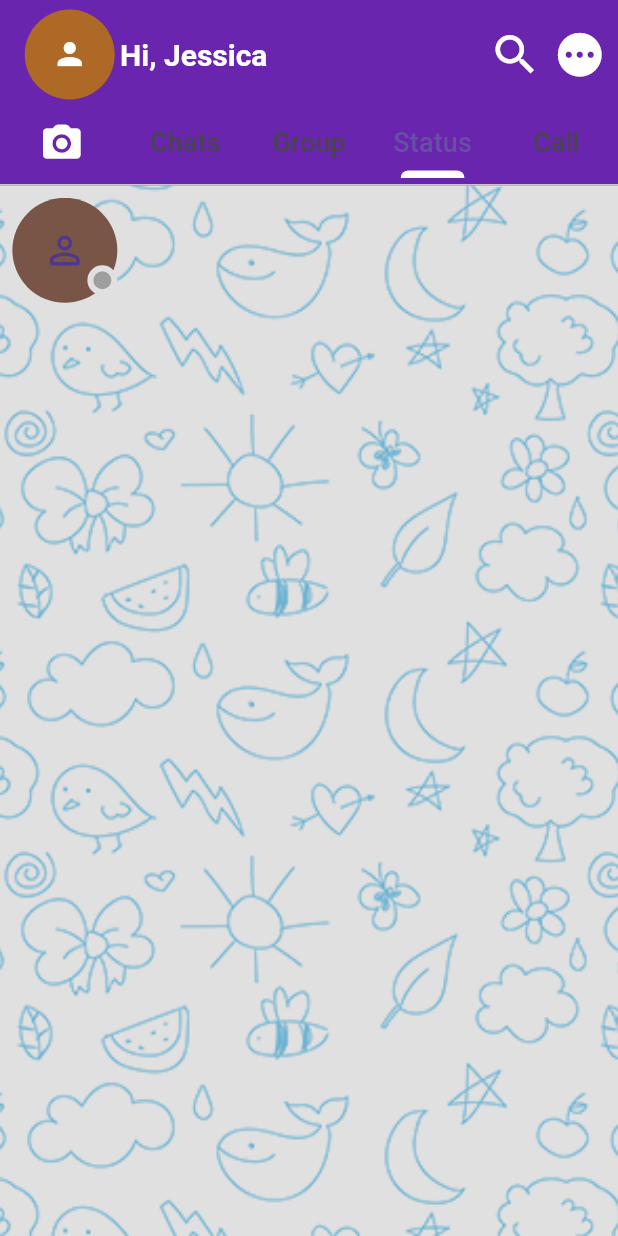
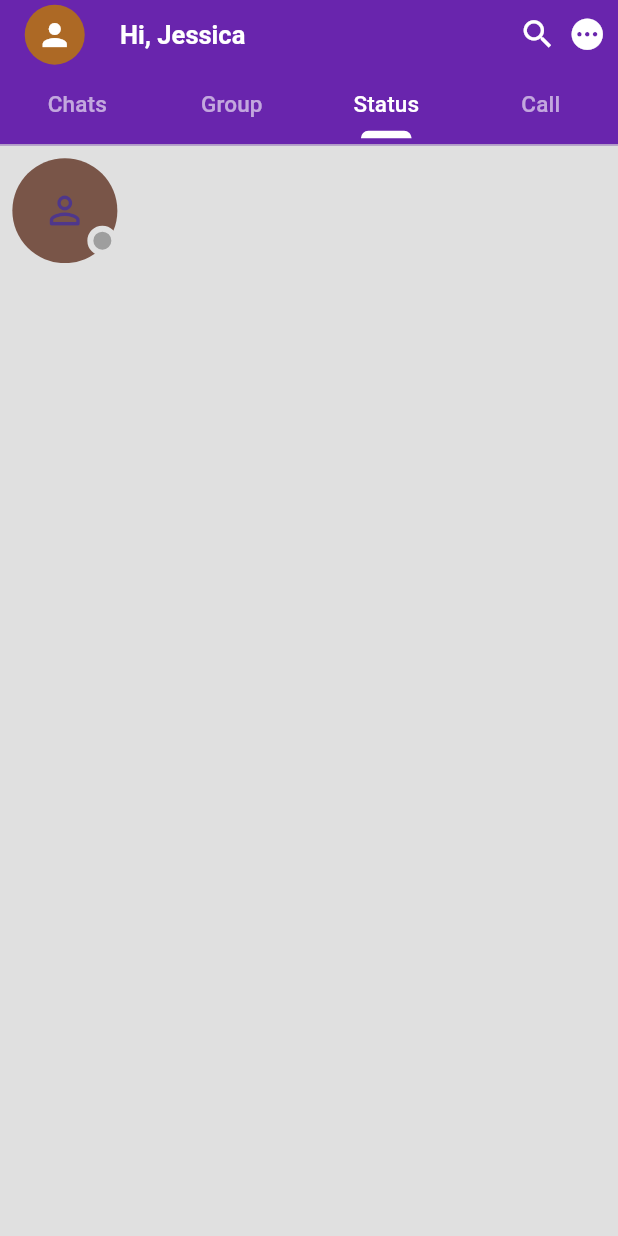
Before and after one commit to yellow-Flickr/Transmyt, a Flutter app: the screen it shows after launch, tab 3 chosen, on a phone screen of 412 x 824 dp. Run offline on Flutter 3.47's test engine with Material 3 defaults, Android fonts, the phone set to English and light mode, and no system bars; our stand-ins replace google_fonts, sizer; network calls fail.

Commit message:
Upgrade and Refactor

```diff
--- a/lib/Screens/dashboard.dart
+++ b/lib/Screens/dashboard.dart
@@ -1,6 +1,7 @@
 // ignore_for_file: prefer_const_constructors, prefer_const_literals_to_create_immutables
 
 import 'package:flutter/material.dart';
+import 'package:sizer/sizer.dart';
 import 'package:transmyt/Screens/Calls_Tab.dart';
 import 'package:transmyt/Screens/Chat_Tab.dart';
 import 'package:transmyt/Screens/Group_Tab.dart';
@@ -21,47 +22,30 @@
 
   @override
   Widget build(BuildContext context) {
-    double width = MediaQuery.of(context).size.width;
+    // double width = MediaQuery.of(context).size.width;
     double height = MediaQuery.of(context).size.height;
     return DefaultTabController(
       initialIndex: 1,
-      length: 5,
+      length: 4,
       child: Scaffold(
         backgroundColor: Colors.grey[300],
         appBar: AppBar(
-          // backgroundColor: Color(0xff25ad69),
           backgroundColor: Color(0xff6925ad),
-
-          // flexibleSpace:
-          // CustomPaint(
-          //     size: Size(width, (height * 0.7 /* width * 0.625 */).toDouble()),
-          //     painter: RPSCustomPainter(),
-          //   ),
-          // shape: ShapeBorder.lerp(a, b, t),
           leadingWidth: 80,
-          toolbarHeight: height * 0.1,
+          // toolbarHeight: height * 0.1,
           elevation: 0,
           leading: Padding(
-            padding: EdgeInsets.only(left: width * 0.04),
+            padding: EdgeInsets.only(left: 4.w),
             child: Row(
               children: [
                 CircleAvatar(
-                  radius: 30,
+                  radius: 20,
                   backgroundColor: Color(0xffad6925),
                   child: Icon(
                     Icons.person,
                     color: Color(0xffffffff),
                   ),
                 ),
-                // SizedBox(
-                //   width: width * 0.04,
-                // ),
-                // Text.rich(TextSpan(
-                //     text: "Hi, Jessica",
-                //     style: TextStyle(
-                //         color: Color(0xffffffff),
-                //         fontSize: 20,
-                //         fontWeight: FontWeight.bold)))
               ],
             ),
           ),
@@ -71,60 +55,57 @@
               text: "Hi, Jessica",
               style: TextStyle(
                   color: Color(0xffffffff),
-                  fontSize: 20,
+                  fontSize: 17,
                   fontWeight: FontWeight.bold))),
           actions: [
             Icon(
               Icons.search,
-              size: 35,
+              size: 25,
               color: Color(0xffffffff),
             ),
             Padding(
               padding: const EdgeInsets.symmetric(horizontal: 8.0),
               child: Icon(
                 Icons.pending,
-                size: 35,
+                size: 25,
                 color: Color(0xffffffff),
               ),
             ),
           ],
           bottom: PreferredSize(
-            preferredSize: Size.fromHeight(height * 0.05),
+            preferredSize: Size.fromHeight(5.h),
             child: TabBar(
               // padding: EdgeInsets.only(right: 50),
               indicatorWeight: 5,
               indicatorSize: TabBarIndicatorSize.label,
+              labelColor: Colors.white,
+              unselectedLabelColor: Colors.white60,
               indicatorPadding:
                   EdgeInsets.symmetric(horizontal: 5, vertical: 5),
               labelPadding: EdgeInsets.symmetric(horizontal: 5.0),
               tabs: [
-                Icon(
-                  Icons.camera_alt_rounded,
-                  color: Color(0xffffffff),
-                  size: 30,
-                ),
                 Tab(
                   child: Text("Chats",
                       style: TextStyle(
-                        fontSize: 18,
+                        fontSize: 15,
                       )),
                 ),
                 Tab(
                   child: Text("Group",
                       style: TextStyle(
-                        fontSize: 18,
+                        fontSize: 15,
                       )),
                 ),
                 Tab(
                   child: Text("Status",
                       style: TextStyle(
-                        fontSize: 18,
+                        fontSize: 15,
                       )),
                 ),
                 Tab(
                   child: Text("Call",
                       style: TextStyle(
-                        fontSize: 18,
+                        fontSize: 15,
                       )),
                 ),
               ],
@@ -132,74 +113,9 @@
             ),
           ),
         ),
-        body: Stack(
-          children: [
-            Container(
-              decoration: BoxDecoration(
-                color: Colors.transparent,
-                image: DecorationImage(
-                  opacity: 0.7,
-                    fit: BoxFit.fitHeight,
-                    image: AssetImage('vector/matrix2.png')),
-              ),
-              height: MediaQuery.of(context).size.height,
-            ),
-            // CustomPaint(
-            //   size: Size(width, (height * 0.40 /* width * 0.625 */).toDouble()),
-            //   painter: RPSCustomPainter(),
-            // ),
-            SizedBox(
-                height: height,
-                child: TabBarView(children: [
-                  Container(),
-                  ChatTab(),
-                  GroupTab(),
-                  StatusTab(),
-                  CallsTab()
-                ])
-
-                // SingleChildScrollView(
-                //   padding: EdgeInsets.symmetric(horizontal: width * 0.04),
-                //   child: Column(
-                //     mainAxisAlignment: MainAxisAlignment.spaceBetween,
-                //     children: [
-
-                //     ],
-                //   ),
-                // ),
-                ),
-          ],
-        ),
+        body: TabBarView(
+            children: [ChatTab(), GroupTab(), StatusTab(), CallsTab()]),
       ),
     );
   }
 }
-
-class RPSCustomPainter extends CustomPainter {
-  @override
-  void paint(Canvas canvas, Size size) {
-    Paint paint0 = Paint()
-      ..color = const Color(0xff25ad69)
-      ..style = PaintingStyle.fill
-      ..strokeWidth = 9.85;
-
-    Path path0 = Path();
-    path0.moveTo(size.width * 0.1237500, size.height * 0.4020000);
-    path0.lineTo(size.width * 0.8737500, size.height * 0.4020000);
-    path0.quadraticBezierTo(size.width * 1.0021875, size.height * 0.3850000,
-        size.width, size.height * 0.1980000);
-    path0.quadraticBezierTo(size.width, size.height * 0.1485000, size.width, 0);
-    path0.lineTo(0, 0);
-    path0.lineTo(0, size.height * 0.6000000);
-    path0.quadraticBezierTo(size.width * -0.0087500, size.height * 0.3995000,
-        size.width * 0.1237500, size.height * 0.4020000);
-    path0.close();
-
-    canvas.drawPath(path0, paint0);
-  }
-
-  @override
-  bool shouldRepaint(covariant CustomPainter oldDelegate) {
-    return true;
-  }
-}
--- a/lib/main.dart
+++ b/lib/main.dart
@@ -1,4 +1,5 @@
 import 'package:flutter/material.dart';
+import 'package:sizer/sizer.dart';
 import 'package:transmyt/Screens/launcher.dart';
 
 void main() {
@@ -15,10 +16,12 @@
       debugShowCheckedModeBanner: false,
       title: 'Flutter Demo',
       theme: ThemeData(
-
         primarySwatch: Colors.blue,
       ),
-      home: const Launcher(),
+      home: Sizer(builder: (BuildContext context, Orientation orientation,
+          DeviceType deviceType) {
+        return const Launcher();
+      }),
     );
   }
 }
```
Also changed, not shown: analysis_options.yaml (+0 -28 lines), lib/Components/AlertPreviewTypes.dart (+23 -45 lines), lib/Screens/launcher.dart (+33 -54 lines), pubspec.yaml (+5 -64 lines), pubspec.lock, vector/logo.png (added), 39 other files.
